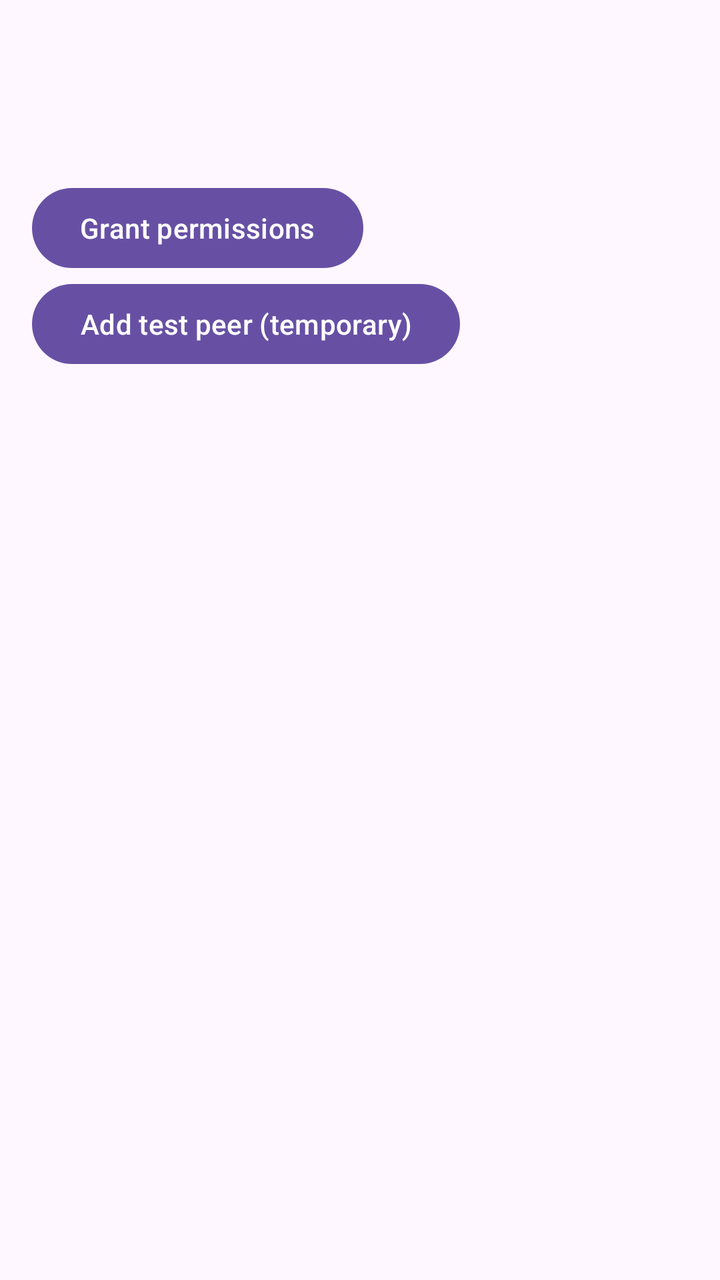
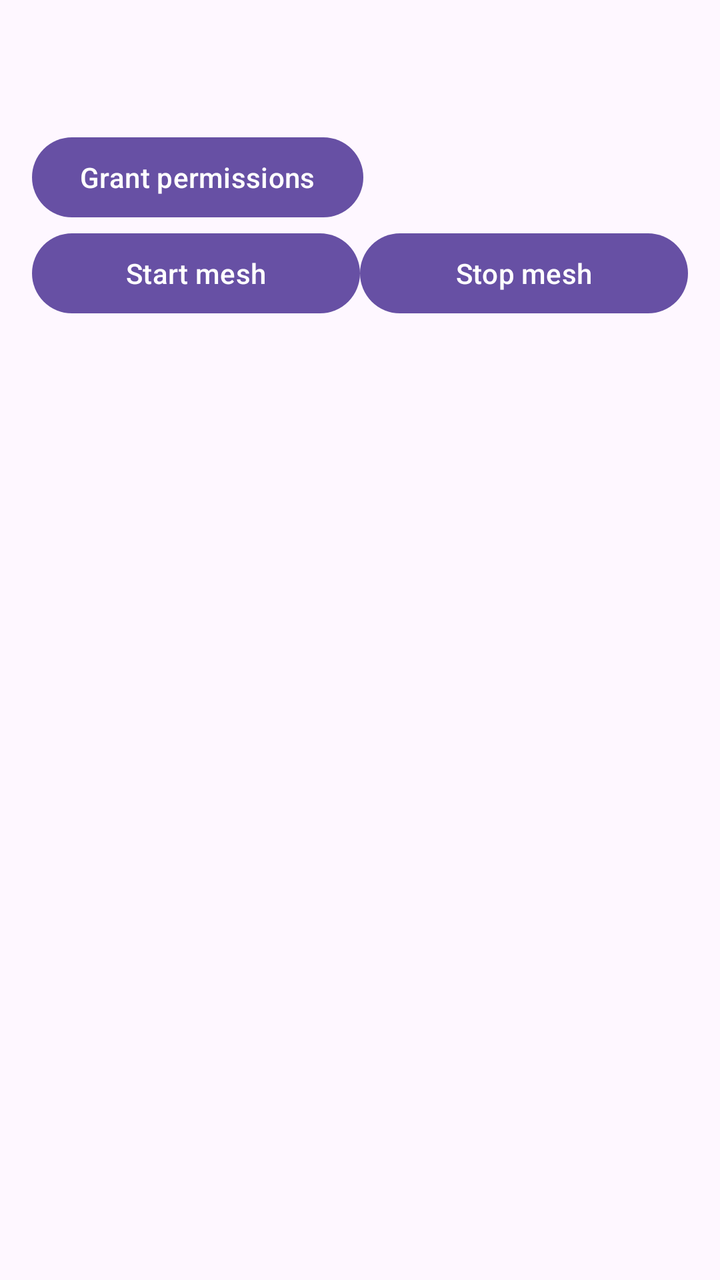

The first picture is an Android layout as it rendered before a commit; the second is the same layout after the commit. The layout source and the unified diff follow.
<!-- AndroidManifest.xml: application theme Theme.LifeLinkMesh -->
<!-- res/layout/activity_main.xml -->
<?xml version="1.0" encoding="utf-8"?>
<LinearLayout xmlns:android="http://schemas.android.com/apk/res/android"
    android:layout_width="match_parent"
    android:layout_height="match_parent"
    android:orientation="vertical"
    android:fitsSystemWindows="true"
    android:padding="16dp">

    <TextView
        android:id="@+id/txtDevice"
        android:layout_width="wrap_content"
        android:layout_height="wrap_content"
        android:textSize="20sp" />

    <TextView
        android:id="@+id/txtStatus"
        android:layout_width="wrap_content"
        android:layout_height="wrap_content"
        android:layout_marginTop="12dp"
        android:textSize="14sp" />

    <Button
        android:id="@+id/btnGrant"
        android:layout_width="wrap_content"
        android:layout_height="wrap_content"
        android:layout_marginTop="16dp"
        android:text="Grant permissions" />

    <Button
        android:id="@+id/btnAddTestPeer"
        android:layout_width="wrap_content"
        android:layout_height="wrap_content"
        android:text="Add test peer (temporary)" />

    <androidx.recyclerview.widget.RecyclerView
        android:id="@+id/recyclerPeers"
        android:layout_width="match_parent"
        android:layout_height="0dp"
        android:layout_weight="1" />
</LinearLayout>
<!-- resources referenced by this layout -->
<resources>
  <style name="Theme.LifeLinkMesh" parent="Base.Theme.LifeLinkMesh" />
  <style name="Base.Theme.LifeLinkMesh" parent="Theme.Material3.DayNight.NoActionBar">
          
          
      </style>
</resources>

<!-- the commit's change to res/layout/activity_main.xml (unified diff, before → after) -->
@@ -10,31 +10,52 @@
         android:id="@+id/txtDevice"
         android:layout_width="wrap_content"
         android:layout_height="wrap_content"
-        android:textSize="20sp" />
+        android:textSize="18sp" />
 
     <TextView
         android:id="@+id/txtStatus"
         android:layout_width="wrap_content"
         android:layout_height="wrap_content"
-        android:layout_marginTop="12dp"
-        android:textSize="14sp" />
+        android:layout_marginTop="8dp"
+        android:textSize="12sp" />
 
     <Button
         android:id="@+id/btnGrant"
         android:layout_width="wrap_content"
         android:layout_height="wrap_content"
-        android:layout_marginTop="16dp"
         android:text="Grant permissions" />
 
-    <Button
-        android:id="@+id/btnAddTestPeer"
-        android:layout_width="wrap_content"
+    <LinearLayout
+        android:layout_width="match_parent"
         android:layout_height="wrap_content"
-        android:text="Add test peer (temporary)" />
+        android:orientation="horizontal">
+
+        <Button
+            android:id="@+id/btnStart"
+            android:layout_width="0dp"
+            android:layout_height="wrap_content"
+            android:layout_weight="1"
+            android:text="Start mesh" />
+
+        <Button
+            android:id="@+id/btnStop"
+            android:layout_width="0dp"
+            android:layout_height="wrap_content"
+            android:layout_weight="1"
+            android:text="Stop mesh" />
+    </LinearLayout>
+
+    <TextView
+        android:id="@+id/txtLog"
+        android:layout_width="match_parent"
+        android:layout_height="wrap_content"
+        android:layout_marginTop="8dp"
+        android:textSize="12sp" />
 
     <androidx.recyclerview.widget.RecyclerView
         android:id="@+id/recyclerPeers"
         android:layout_width="match_parent"
         android:layout_height="0dp"
+        android:layout_marginTop="8dp"
         android:layout_weight="1" />
 </LinearLayout>
